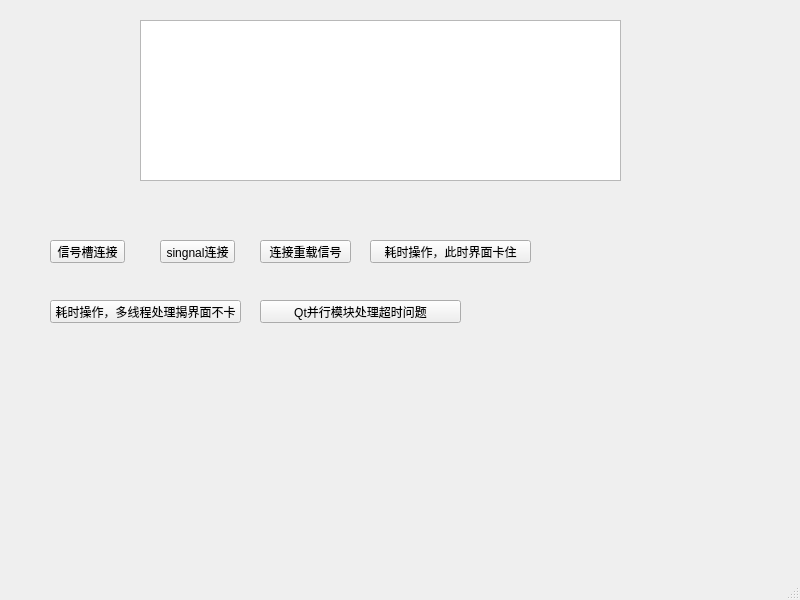
chenyang110/QtExample, file Example/mainwindow.ui: the form before one commit.
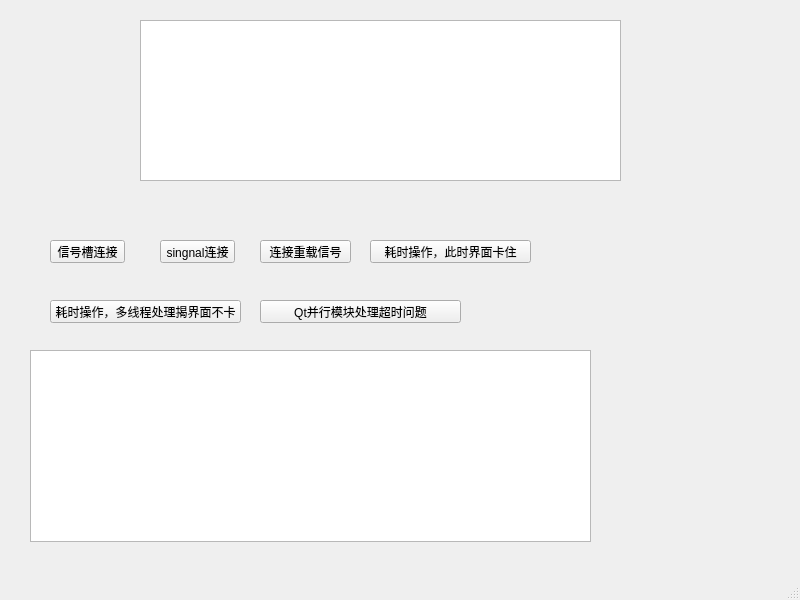
The form after the commit.

Commit message: model view 例子

Diff of the .ui file:
```diff
--- a/Example/mainwindow.ui
+++ b/Example/mainwindow.ui
@@ -102,6 +102,16 @@
      <string>Qt并行模块处理超时问题</string>
     </property>
    </widget>
+   <widget class="QTableView" name="tableView">
+    <property name="geometry">
+     <rect>
+      <x>30</x>
+      <y>350</y>
+      <width>561</width>
+      <height>192</height>
+     </rect>
+    </property>
+   </widget>
   </widget>
   <widget class="QMenuBar" name="menubar">
    <property name="geometry">
```
The commit also changes 5 other files.
